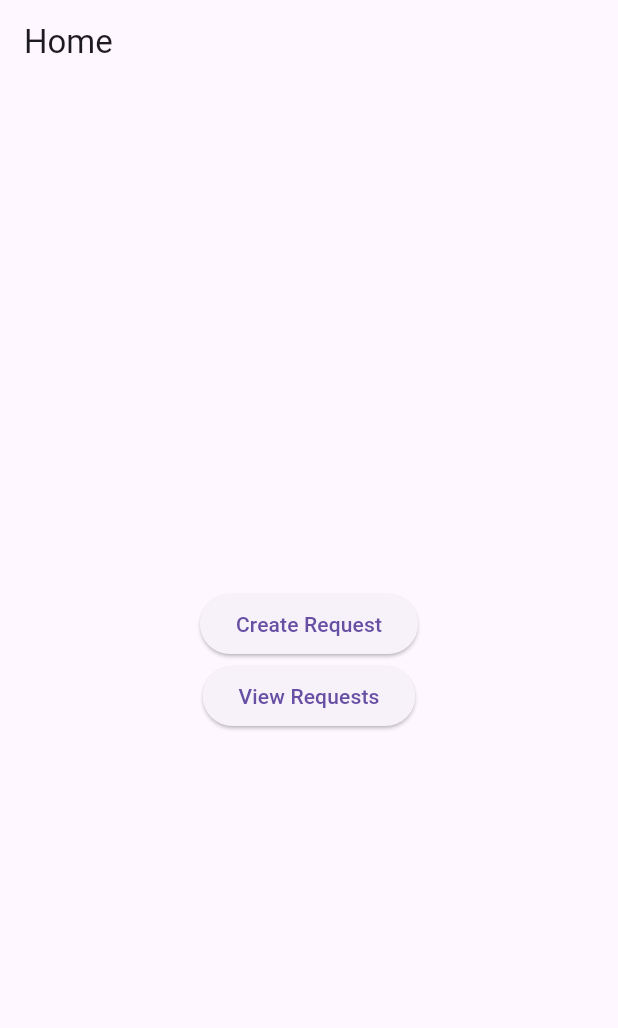
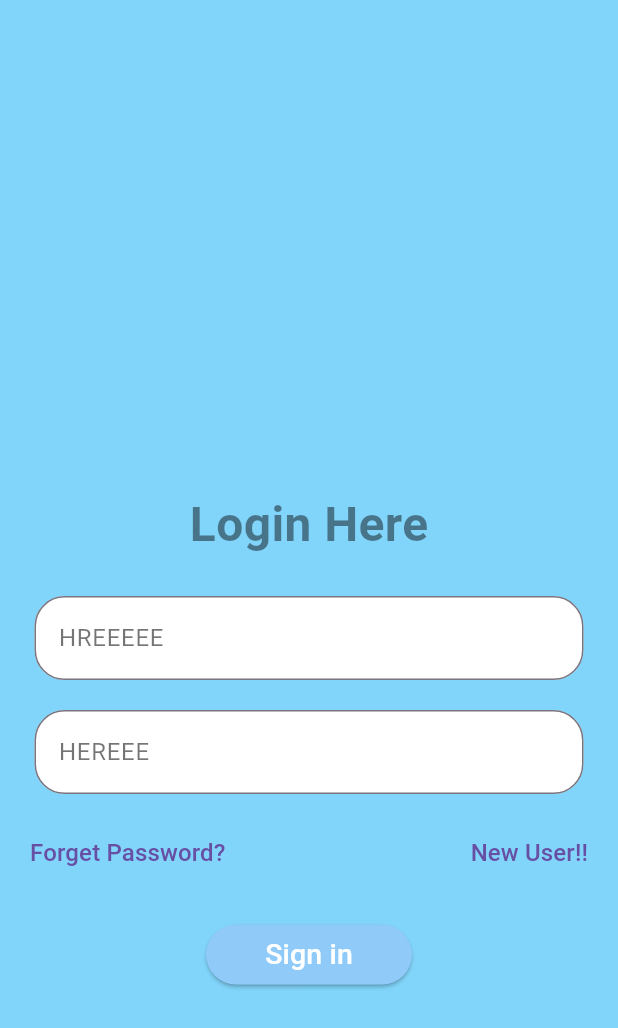
Before and after one commit to HarshGupta0/SAMADHAN, a Flutter app: the screen it shows after launch, on a phone screen of 412 x 824 dp. Shown: the top 1028 px of the screen. Run offline on Flutter 3.47's test engine with Material 3 defaults, Android fonts, the phone set to English and light mode, and no system bars; our stand-ins replace cloud_firestore, firebase_auth, firebase_core; accounts and stored records are empty.

Commit message:
created pages

```diff
--- /dev/null
+++ b/lib/firebase_functions.dart
@@ -0,0 +1,80 @@
+
+import 'package:firebase_auth/firebase_auth.dart';
+import 'package:flutter/cupertino.dart';
+import 'package:flutter/material.dart';
+
+import 'HomePage.dart';
+import 'main.dart';
+
+createUserWithEmailAndPassword(String emailAddress, String password, BuildContext context) async {
+  try {
+    final credential = await FirebaseAuth.instance.createUserWithEmailAndPassword(
+      email: emailAddress,
+      password: password,
+    );
+    User? user = credential.user;
+    if (user != null) {
+      Navigator.pushReplacement(context, MaterialPageRoute(builder: (context) => HomePage()));
+      MySnackbar(context, "User Registered", Colors.green);
+    } else {
+      // Handle other cases here if needed
+    }
+  } on FirebaseAuthException catch (e) {
+    if (e.code == 'weak-password') {
+      MySnackbar(context, "Weak password", Colors.orange.shade500);
+      print('The password provided is too weak.');
+    } else if (e.code == 'email-already-in-use') {
+      MySnackbar(context, "The account already exists for that email.", Colors.brown.shade400);
+      print('The account already exists for that email.');
+    } else {
+      print(e);
+    }
+  } catch (e) {
+    print(e);
+  }
+}
+
+// SnackBar
+MySnackbar(BuildContext context, String Message, Color colors) {
+  return ScaffoldMessenger.of(context).showSnackBar(
+    SnackBar(
+      backgroundColor: colors,
+      content: Text(Message),
+    ),
+  );
+}
+
+// Sign-In Function
+signInWithEmailAndPassword(String emailAddress, String password, BuildContext context) async {
+  try {
+    final credential = await FirebaseAuth.instance.signInWithEmailAndPassword(
+      email: emailAddress,
+      password: password,
+    );
+    User? user = credential.user;
+    if (user != null) {
+      // _saveUserUid(user.uid);
+      Navigator.pushReplacement(context, MaterialPageRoute(builder: (context) => HomePage()));
+      MySnackbar(context, "Login Successfully", Colors.green);
+    } else {
+      // Handle other cases here if needed
+    }
+  } on FirebaseAuthException catch (e) {
+    if (e.code == 'user-not-found') {
+      MySnackbar(context, "No user found for that email.", Colors.red);
+      print('No user found for that email.');
+    } else if (e.code == 'wrong-password') {
+      MySnackbar(context, "Wrong password provided for that user", Colors.red);
+      print('Wrong password provided for that user.');
+    } else {
+      print('Error code: ${e.code}');
+    }
+  }
+}
+
+// Signout Function
+Signout(BuildContext context) async {
+  await FirebaseAuth.instance.signOut();
+  // _saveUserUid(''); // Clear the user UID from shared preferences
+  Navigator.pushReplacement(context, MaterialPageRoute(builder: (context) => LoginView()));
+}
--- a/lib/main.dart
+++ b/lib/main.dart
@@ -1,20 +1,187 @@
+// import 'package:firebase_core/firebase_core.dart';
+// import 'package:flutter/material.dart';
+//
+// import 'HomePage.dart';
+//
+// void main() async {
+//   WidgetsFlutterBinding.ensureInitialized();
+//   await Firebase.initializeApp();
+//   runApp(MyApp());
+// }
+//
+// class MyApp extends StatelessWidget {
+//   @override
+//   Widget build(BuildContext context) {
+//     return MaterialApp(
+//       title: 'Flutter Firebase Request',
+//       home: HomePage(),
+//     );
+//   }
+// }
 import 'package:firebase_core/firebase_core.dart';
 import 'package:flutter/material.dart';
+import 'package:firebase_auth/firebase_auth.dart';
+import 'package:testgih/widgets/CustomButtom.dart';
+import 'package:testgih/widgets/CustomTextFeild.dart';
 
 import 'HomePage.dart';
+import 'firebase_functions.dart';
 
 void main() async {
   WidgetsFlutterBinding.ensureInitialized();
   await Firebase.initializeApp();
   runApp(MyApp());
 }
-
 class MyApp extends StatelessWidget {
   @override
   Widget build(BuildContext context) {
     return MaterialApp(
-      title: 'Flutter Firebase Request',
-      home: HomePage(),
+      title: 'Request App',
+      theme: ThemeData(
+        primarySwatch: Colors.blue,
+      ),
+      home: AuthWrapper(),
     );
   }
 }
+
+class AuthWrapper extends StatelessWidget {
+  @override
+  Widget build(BuildContext context) {
+    return StreamBuilder<User?>(
+      stream: FirebaseAuth.instance.authStateChanges(),
+      builder: (context, snapshot) {
+        if (snapshot.connectionState == ConnectionState.waiting) {
+          return Center(child: CircularProgressIndicator());
+        } else if (snapshot.hasData) {
+          return HomePage();
+        } else {
+          return LoginView();
+        }
+      },
+    );
+  }
+}
+
+class LoginView extends StatefulWidget {
+  const LoginView({Key? key});
+
+  @override
+  State<LoginView> createState() => _LoginViewState();
+}
+
+class _LoginViewState extends State<LoginView> {
+  TextEditingController emailController = TextEditingController();
+  TextEditingController passwordController = TextEditingController();
+
+  @override
+  void initState() {
+    super.initState();
+    // Check for user persistence on app start
+    // checkUserPersistence();
+  }
+
+  // Function to check if the user is already logged in
+  // void checkUserPersistence() async {
+  //   String? uid = await _getUserUid();
+  //   if (uid != null && uid.isNotEmpty) {
+  //     // User is already logged in, navigate to HomeView
+  //     Navigator.pushReplacement(context, MaterialPageRoute(builder: (context) => HomeView()));
+  //   }
+  // }
+
+  @override
+  Widget build(BuildContext context) {
+    return SafeArea(
+      child: Scaffold(
+        body: Container(
+          height: MediaQuery.of(context).size.height,
+          color: Colors.lightBlue.shade200,
+          child: SingleChildScrollView(
+            child: Column(
+              children: [
+                Container(
+                  height: MediaQuery.of(context).size.height / 2 * .7 + 20,
+                  child: Container(
+                    // child: LottieBuilder.asset(
+                    //   "assets/lottie/lottie3.json",
+                    //   width: MediaQuery.of(context).size.width,
+                    // ),
+
+                  ),
+
+                ),
+                SizedBox(
+                  height: 10,
+                ),
+                Container(
+                  margin: EdgeInsets.all(8),
+                  child: SingleChildScrollView(
+                    child: Form(
+                      child: Column(
+                        children: [
+                          Center(
+                            child: Text(
+                              "Login Here",
+                              style: TextStyle(
+                                  color: Colors.black45,
+                                  fontSize: 32,
+                                  fontWeight: FontWeight.bold),
+                            ),
+                          ),
+                          SizedBox(
+                            height: 20,
+                          ),
+                          CustomTextField(
+                            hintText:"HREEEEE",
+                            isPassword: false,
+                            textEditingController: emailController,
+                          ),
+                          CustomTextField(
+                            hintText: "HEREEE",
+                            isPassword: true,
+                            textEditingController: passwordController,
+                          ),
+                          Row(
+                            mainAxisAlignment: MainAxisAlignment.spaceBetween,
+                            children: [
+                              TextButton(
+                                onPressed: () {},
+                                child: Text(
+                                  "Forget Password?",
+                                  style: TextStyle(fontSize: 16),
+                                ),
+                              ),
+                              TextButton(
+                                onPressed: () {
+                                  // Get.to(() => SignUpView());
+                                },
+                                child: Text(
+                                  "New User!!",
+                                  style: TextStyle(fontSize: 16),
+                                ),
+                              ),
+                            ],
+                          ),
+                          SizedBox(
+                            height: 20,
+                          ),
+                          CustomButton(
+                            onTap: () {
+                              signInWithEmailAndPassword(emailController.text, passwordController.text, context);
+                            },
+                            ButtonText: "Sign in",
+                          ),
+                        ],
+                      ),
+                    ),
+                  ),
+                ),
+              ],
+            ),
+          ),
+        ),
+      ),
+    );
+  }
+}
--- a/lib/requestPage.dart
+++ b/lib/requestPage.dart
@@ -1,4 +1,5 @@
 import 'package:cloud_firestore/cloud_firestore.dart';
+import 'package:firebase_auth/firebase_auth.dart';
 import 'package:flutter/material.dart';
 
 class CreateRequestPage extends StatefulWidget {
@@ -11,13 +12,20 @@ class _CreateRequestPageState extends State<CreateRequestPage> {
 
   void _submitRequest() async {
     if (_controller.text.isEmpty) return;
+
+    User? user = FirebaseAuth.instance.currentUser;
+    if (user != null) {
       await FirebaseFirestore.instance.collection('requests').add({
         'content': _controller.text,
-      'userId': 'exampleUserId', // Replace with acftual user ID
+        'userId': user.uid,
         'timestamp': FieldValue.serverTimestamp(),
       });
       _controller.clear();
       Navigator.of(context).pop();
+    } else {
+      // Handle the case when the user is not signed in
+      ScaffoldMessenger.of(context).showSnackBar(SnackBar(content: Text('You must be logged in to create a request.')));
+    }
   }
 
   @override
--- /dev/null
+++ b/lib/widgets/CustomButtom.dart
@@ -0,0 +1,33 @@
+
+import 'package:flutter/material.dart';
+class CustomButton extends StatefulWidget {
+  final Function()? onTap;
+  final String ButtonText;
+  const CustomButton({
+    required this.onTap,
+    required this.ButtonText,
+    super.key});
+
+  @override
+  State<CustomButton> createState() => _CustomButtonState();
+}
+
+class _CustomButtonState extends State<CustomButton> {
+  @override
+  Widget build(BuildContext context) {
+    return ElevatedButton(
+      style: ButtonStyle(
+        backgroundColor: MaterialStateProperty.all(Colors.blue.shade200), // Set the background color
+        fixedSize: MaterialStateProperty.all(Size(MediaQuery.of(context).size.width/3, 40)), // Set the width and height
+      ),
+      onPressed:widget.onTap,
+      child: Text(
+        widget.ButtonText,
+        style: TextStyle(
+          color: Colors.white, // Set the text color
+          fontSize: 19, // Set the text font size
+        ),
+      ),
+    );
+  }
+}
--- /dev/null
+++ b/lib/widgets/CustomTextFeild.dart
@@ -0,0 +1,51 @@
+import 'package:flutter/material.dart';
+class CustomTextField extends StatefulWidget {
+  final String hintText;
+  final bool isPassword;
+  final TextEditingController? textEditingController;
+  final Color textColor; // Changed to 'Color'
+  final String? Function(String?)? validator; // Add validator function
+
+  CustomTextField({
+    required this.hintText,
+    required this.textEditingController,
+    this.textColor = Colors.black54,
+    this.isPassword = false,
+    this.validator, // Initialize validator
+    Key? key,
+  }) : super(key: key);
+
+  @override
+  State<CustomTextField> createState() => _CustomTextFieldState();
+}
+
+class _CustomTextFieldState extends State<CustomTextField> {
+  @override
+  Widget build(BuildContext context) {
+    return Container(
+      padding: EdgeInsets.all(5),
+      margin: EdgeInsets.only(left: 10, right: 10, bottom: 10),
+      child: Container(
+        decoration: BoxDecoration(
+          color: Colors.white,
+          borderRadius: BorderRadius.circular(20),
+        ),
+        child: TextFormField(
+          obscureText: widget.isPassword,
+          controller: widget.textEditingController,
+          decoration: InputDecoration(
+            border: OutlineInputBorder(
+              borderRadius: BorderRadius.circular(20),
+              borderSide: BorderSide(width: 2, color: Colors.blue),
+            ),
+            hintText: widget.hintText,
+            hintStyle: TextStyle(
+              color: widget.textColor, // Use the provided text color
+            ),
+          ),
+          validator: widget.validator, // Assign the validator function
+        ),
+      ),
+    );
+  }
+}
--- a/pubspec.yaml
+++ b/pubspec.yaml
@@ -37,6 +37,7 @@ dependencies:
   cupertino_icons: ^1.0.2
   firebase_core: ^2.27.0
   cloud_firestore: ^4.15.8
+  firebase_auth: ^4.17.8
 
 dev_dependencies:
   flutter_test:
```
Also changed, not shown: lib/HomePage.dart (+11 -8 lines), lib/userRequest.dart (added, +57 -0 lines), pubspec.lock, 3 other files. Lines whose indentation alone changed are shown as unchanged.
